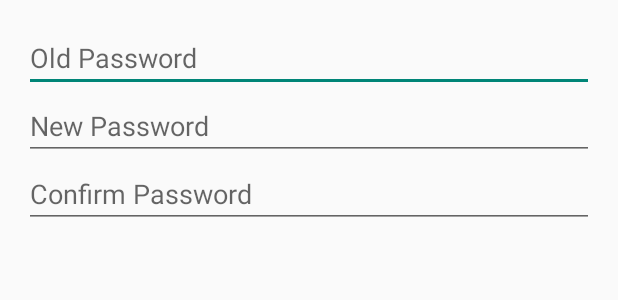
After one commit to ursopanda/kneeRehabMonitoring, an Android app: the layout change_password_view.xml on its own in the app's theme, with its tools: preview values and no code run, on a phone screen of 412 x 824 dp. The commit adds this screen. Shown: the top 300 px of the screen. Run offline under Robolectric (Android 15) with nearby library versions, the phone set to English and light mode, and no system bars.

Commit message:
password change visual update

```diff
--- a/app/src/main/java/com/careconnectpatient/DrawerActivity.java
+++ b/app/src/main/java/com/careconnectpatient/DrawerActivity.java
@@ -995,8 +995,12 @@ public class DrawerActivity extends AppCompatActivity
         oldPass.setHint("Old Password");
         newPass.setHint("New Password");
         confirmPass.setHint("Confirm Password");
+//        oldPass.setInputType(InputType.TYPE_TEXT_VARIATION_PASSWORD);
+//        newPass.setInputType(InputType.TYPE_TEXT_VARIATION_PASSWORD);
+//        confirmPass.setInputType(InputType.TYPE_TEXT_VARIATION_PASSWORD);
         LinearLayout ll=new LinearLayout(context);
         ll.setOrientation(LinearLayout.VERTICAL);
+        ll.setPadding(40,0,40,0);
 
         ll.addView(oldPass);
 
@@ -1135,13 +1139,19 @@ public class DrawerActivity extends AppCompatActivity
         oldPass.setHint("Old Password");
         newPass.setHint("New Password");
         confirmPass.setHint("Confirm Password");
+//        oldPass.setInputType(InputType.TYPE_NUMBER_VARIATION_PASSWORD);
+//        newPass.setInputType(InputType.TYPE_TEXT_VARIATION_PASSWORD);
+//        confirmPass.setInputType(InputType.TYPE_TEXT_VARIATION_PASSWORD);
         LinearLayout ll=new LinearLayout(context);
         ll.setOrientation(LinearLayout.VERTICAL);
+        ll.setPadding(40,0,40,0);
 
         ll.addView(oldPass);
 
         ll.addView(newPass);
         ll.addView(confirmPass);
+//        View view = findViewById(R.id.password_view);
+//        alertDialog.setView(view);
         alertDialog.setView(ll);
         alertDialog.setPositiveButton("Yes",
                 new DialogInterface.OnClickListener() {
--- /dev/null
+++ b/app/src/main/res/layout/change_password_view.xml
@@ -0,0 +1,34 @@
+<?xml version="1.0" encoding="utf-8"?>
+<LinearLayout xmlns:android="http://schemas.android.com/apk/res/android"
+    android:orientation="vertical"
+    android:layout_width="match_parent"
+    android:layout_height="wrap_content"
+    android:layout_marginLeft="16dp"
+    android:layout_marginRight="16dp"
+    android:layout_marginTop="16dp"
+    android:id="@+id/password_view">
+
+    <EditText
+        android:layout_width="match_parent"
+        android:layout_height="wrap_content"
+        android:inputType="textPassword"
+        android:hint="Old Password"
+        android:ems="10"
+        android:id="@+id/editText" />
+
+    <EditText
+        android:layout_width="match_parent"
+        android:layout_height="wrap_content"
+        android:inputType="textPassword"
+        android:hint="New Password"
+        android:ems="10"
+        android:id="@+id/editText3" />
+
+    <EditText
+        android:layout_width="match_parent"
+        android:layout_height="wrap_content"
+        android:inputType="textPassword"
+        android:hint="Confirm Password"
+        android:ems="10"
+        android:id="@+id/editText4" />
+</LinearLayout>
```
Also changed, not shown: 1 other file.
